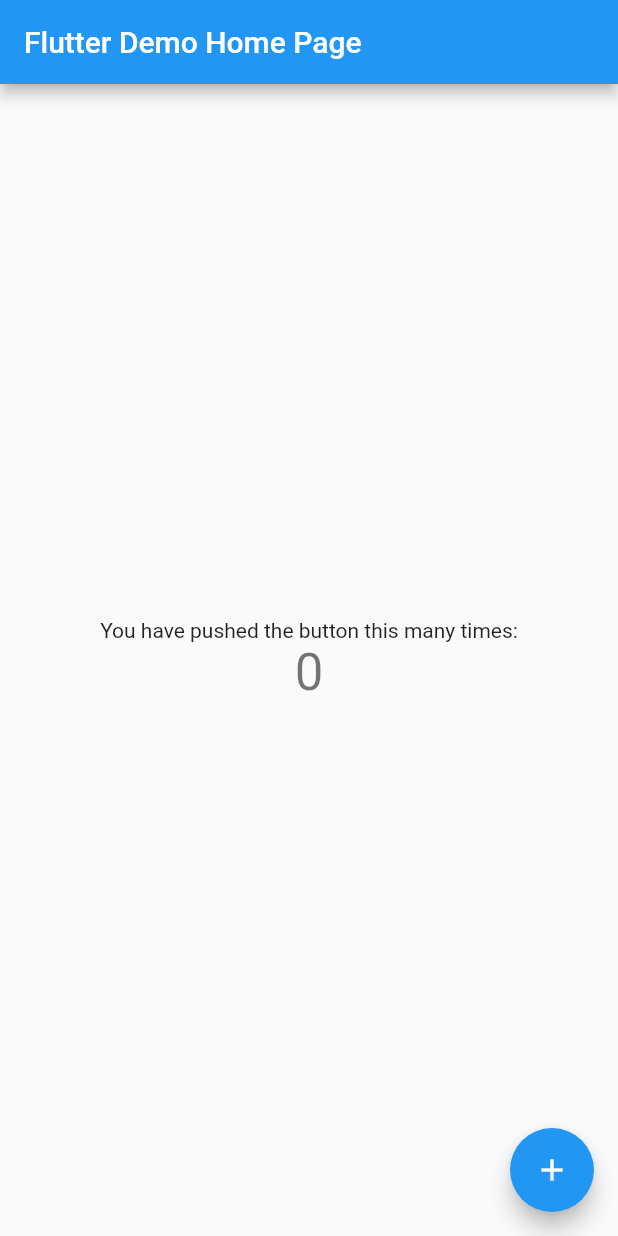
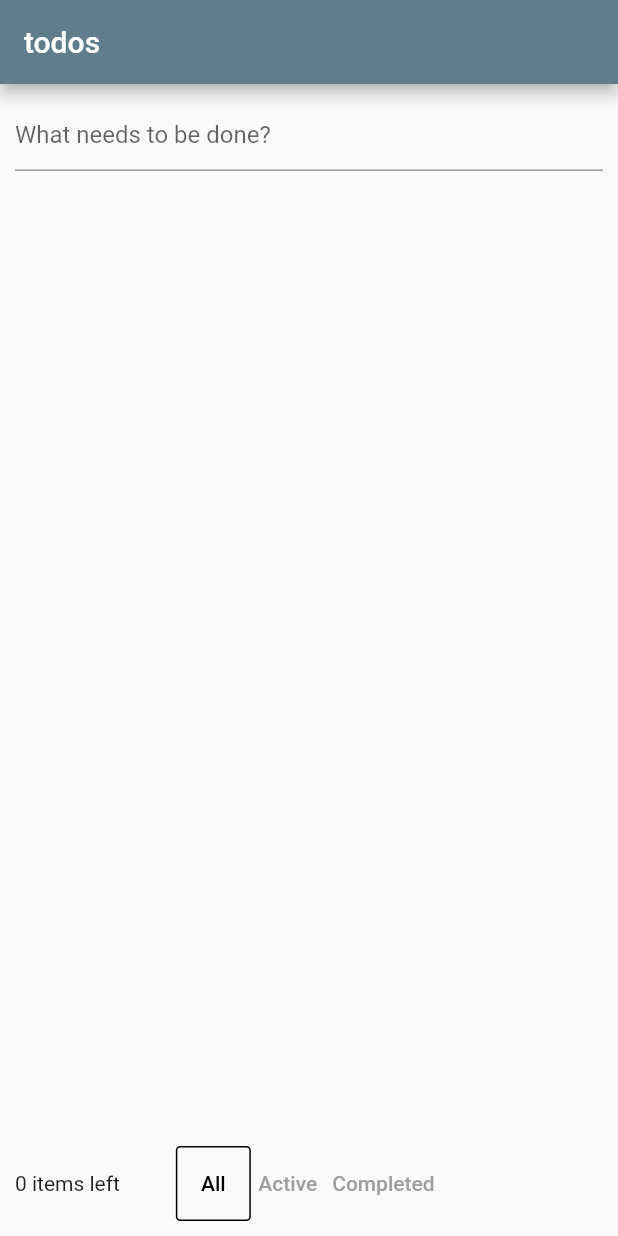
Before and after one commit to flutter-institute/todomvc, a Flutter app: the screen it shows after launch, on a phone screen of 412 x 824 dp. Run offline on Flutter 3.47's test engine with Material 2 defaults, Android fonts, the phone set to English and light mode, and no system bars; Roboto replaces fonts that are missing (Helvetica Neue).

Commit message:
Basic TodoMVC app plus tests

```diff
--- a/lib/main.dart
+++ b/lib/main.dart
@@ -1,109 +1,8 @@
+// Copyright (c) 2017, Brian Armstrong. All rights reserved. Use of this source code
+// is governed by a BSD-style license that can be found in the LICENSE file.
+
 import 'package:flutter/material.dart';
 
-void main() => runApp(new MyApp());
+import 'src/todo_app.dart';
 
-class MyApp extends StatelessWidget {
-  // This widget is the root of your application.
-  @override
-  Widget build(BuildContext context) {
-    return new MaterialApp(
-      title: 'Flutter Demo',
-      theme: new ThemeData(
-        // This is the theme of your application.
-        //
-        // Try running your application with "flutter run". You'll see the
-        // application has a blue toolbar. Then, without quitting the app, try
-        // changing the primarySwatch below to Colors.green and then invoke
-        // "hot reload" (press "r" in the console where you ran "flutter run",
-        // or press Run > Flutter Hot Reload in IntelliJ). Notice that the
-        // counter didn't reset back to zero; the application is not restarted.
-        primarySwatch: Colors.blue,
-      ),
-      home: new MyHomePage(title: 'Flutter Demo Home Page'),
-    );
-  }
-}
-
-class MyHomePage extends StatefulWidget {
-  MyHomePage({Key key, this.title}) : super(key: key);
-
-  // This widget is the home page of your application. It is stateful, meaning
-  // that it has a State object (defined below) that contains fields that affect
-  // how it looks.
-
-  // This class is the configuration for the state. It holds the values (in this
-  // case the title) provided by the parent (in this case the App widget) and
-  // used by the build method of the State. Fields in a Widget subclass are
-  // always marked "final".
-
-  final String title;
-
-  @override
-  _MyHomePageState createState() => new _MyHomePageState();
-}
-
-class _MyHomePageState extends State<MyHomePage> {
-  int _counter = 0;
-
-  void _incrementCounter() {
-    setState(() {
-      // This call to setState tells the Flutter framework that something has
-      // changed in this State, which causes it to rerun the build method below
-      // so that the display can reflect the updated values. If we changed
-      // _counter without calling setState(), then the build method would not be
-      // called again, and so nothing would appear to happen.
-      _counter++;
-    });
-  }
-
-  @override
-  Widget build(BuildContext context) {
-    // This method is rerun every time setState is called, for instance as done
-    // by the _incrementCounter method above.
-    //
-    // The Flutter framework has been optimized to make rerunning build methods
-    // fast, so that you can just rebuild anything that needs updating rather
-    // than having to individually change instances of widgets.
-    return new Scaffold(
-      appBar: new AppBar(
-        // Here we take the value from the MyHomePage object that was created by
-        // the App.build method, and use it to set our appbar title.
-        title: new Text(widget.title),
-      ),
-      body: new Center(
-        // Center is a layout widget. It takes a single child and positions it
-        // in the middle of the parent.
-        child: new Column(
-          // Column is also layout widget. It takes a list of children and
-          // arranges them vertically. By default, it sizes itself to fit its
-          // children horizontally, and tries to be as tall as its parent.
-          //
-          // Invoke "debug paint" (press "p" in the console where you ran
-          // "flutter run", or select "Toggle Debug Paint" from the Flutter tool
-          // window in IntelliJ) to see the wireframe for each widget.
-          //
-          // Column has various properties to control how it sizes itself and
-          // how it positions its children. Here we use mainAxisAlignment to
-          // center the children vertically; the main axis here is the vertical
-          // axis because Columns are vertical (the cross axis would be
-          // horizontal).
-          mainAxisAlignment: MainAxisAlignment.center,
-          children: <Widget>[
-            new Text(
-              'You have pushed the button this many times:',
-            ),
-            new Text(
-              '$_counter',
-              style: Theme.of(context).textTheme.display1,
-            ),
-          ],
-        ),
-      ),
-      floatingActionButton: new FloatingActionButton(
-        onPressed: _incrementCounter,
-        tooltip: 'Increment',
-        child: new Icon(Icons.add),
-      ), // This trailing comma makes auto-formatting nicer for build methods.
-    );
-  }
-}
+void main() => runApp(new TodoApp());
--- /dev/null
+++ b/lib/src/models/todo_item.dart
@@ -0,0 +1,20 @@
+// Copyright (c) 2017, Brian Armstrong. All rights reserved. Use of this source code
+// is governed by a BSD-style license that can be found in the LICENSE file.
+
+part of todomvc;
+
+/// A simple model for holding information about each of our items
+class TodoItem {
+  final String id;
+  String title;
+  bool completed;
+
+  TodoItem({
+    @required this.id,
+    @required this.title,
+    this.completed = false,
+  })
+      : assert(id != null && id.isNotEmpty),
+        assert(title != null && title.isNotEmpty),
+        assert(completed != null);
+}
--- /dev/null
+++ b/lib/src/pages/todo_list.dart
@@ -0,0 +1,171 @@
+// Copyright (c) 2017, Brian Armstrong. All rights reserved. Use of this source code
+// is governed by a BSD-style license that can be found in the LICENSE file.
+
+part of todomvc;
+
+/// The filter values for which kind of filter tasks we will show
+enum TypeFilter {
+  ALL,
+  ACTIVE,
+  COMPLETED,
+}
+
+
+class TodoList extends StatefulWidget {
+  @override
+  State<StatefulWidget> createState() => new TodoListState();
+}
+
+
+/// The bulk of the app's "smarts" are in this class
+class TodoListState extends State<TodoList> {
+  TypeFilter typeFilter;
+  List<TodoItem> todos;
+
+  @override
+  void initState() {
+    super.initState();
+    typeFilter = TypeFilter.ALL;
+    todos = [];
+  }
+
+  void setFilter(TypeFilter filter) {
+    setState(() {
+      this.typeFilter = filter;
+    });
+  }
+
+  Widget buildToggleButton(TypeFilter type, String text) {
+    final bool enabled = type == this.typeFilter;
+
+    Widget button = new MaterialButton(
+      key: new Key('filter-button-${text.toLowerCase()}'),
+      textColor: enabled ? Colors.black : Colors.grey,
+      child: new Text(text),
+      onPressed: () => setFilter(type),
+      padding: const EdgeInsets.symmetric(horizontal: 5.0),
+      minWidth: 0.0,
+    );
+
+    if (enabled) {
+      button = new Container(
+        decoration: new BoxDecoration(
+          border: new Border.all(),
+          borderRadius: new BorderRadius.circular(3.0),
+        ),
+        child: button,
+      );
+    }
+
+    return button;
+  }
+
+  @override
+  Widget build(BuildContext context) {
+    // Apply our filter. If no filter just copy list, otherwise check the completed status
+    // This is done at build time to simply our state and what we must keep track of
+    final bool onlyActive = this.typeFilter == TypeFilter.ACTIVE;
+    final List<TodoItem> visibleTodos = typeFilter == TypeFilter.ALL
+        ? todos
+        : todos.where((t) => t.completed != onlyActive).toList(growable: false);
+
+    // Number of remaining tasks to complete
+    final int remainingActive = todos
+        .where((t) => !t.completed)
+        .length;
+
+    final bool allCompleted = todos.isNotEmpty && remainingActive == 0;
+
+    return new Scaffold(
+      appBar: new AppBar(
+        title: new Text('todos'),
+      ),
+      body: new Column(
+        children: <Widget>[
+          new TodoHeaderWidget(
+            key: new Key('todo-header'),
+            showToggleAll: todos.length > 0,
+            toggleAllActive: allCompleted,
+            onChangeToggleAll: () {
+              this._toggleAll(!allCompleted);
+            },
+            onAddTodo: this._createTodo,
+          ),
+          new Expanded(
+            flex: 2,
+            child: new ListView.builder(
+              key: new Key('todo-list'),
+              itemCount: visibleTodos.length,
+              itemBuilder: _buildTodoItem(visibleTodos),
+            ),
+          ),
+        ],
+      ),
+      bottomNavigationBar: new Padding(
+        padding: const EdgeInsets.all(10.0),
+        child: new Stack(
+          fit: StackFit.loose,
+          alignment: AlignmentDirectional.centerStart,
+          children: <Widget>[
+            new Text('$remainingActive item${remainingActive == 1 ? '' : 's'} left'),
+            new Row(
+              mainAxisAlignment: MainAxisAlignment.center,
+              children: <Widget>[
+                buildToggleButton(TypeFilter.ALL, 'All'),
+                buildToggleButton(TypeFilter.ACTIVE, 'Active'),
+                buildToggleButton(TypeFilter.COMPLETED, 'Completed'),
+              ],
+            ),
+          ],
+        ),
+      ),
+    );
+  }
+
+  /// Method to create the widget builder for the todos that are passed in
+  /// This allows us to have a separate function, to keep the code clean, while still allowing us to calculate the
+  /// result of the filters are build-time.
+  IndexedWidgetBuilder _buildTodoItem(List<TodoItem> todos) {
+    return (BuildContext context, int idx) {
+      final TodoItem todo = todos[idx];
+      return new TodoWidget(
+        key: new Key('todo-${todo.id}'),
+        todo: todo,
+        onToggle: (completed) {
+          setState(() {
+            todo.completed = completed;
+          });
+        },
+        onTitleChanged: (newTitle) {
+          this._editTodo(todo, newTitle);
+        },
+        onDelete: () {
+          setState(() {
+            this.todos.removeWhere((t) => t.id == todo.id);
+          });
+        },
+      );
+    };
+  }
+
+  void _toggleAll(bool toggled) {
+    setState(() {
+      todos.forEach((t) => t.completed = toggled);
+    });
+  }
+
+  void _createTodo(String title) {
+    setState(() {
+      todos.add(new TodoItem(
+        id: todos.length.toString(),
+        title: title,
+      ));
+    });
+  }
+
+  void _editTodo(TodoItem todo, String newTitle) {
+    setState(() {
+      todo.title = newTitle;
+    });
+  }
+}
--- /dev/null
+++ b/lib/src/todo_app.dart
@@ -0,0 +1,26 @@
+// Copyright (c) 2017, Brian Armstrong. All rights reserved. Use of this source code
+// is governed by a BSD-style license that can be found in the LICENSE file.
+
+library todomvc;
+
+import 'package:flutter/material.dart';
+import 'package:meta/meta.dart';
+
+part 'pages/todo_list.dart';
+part 'models/todo_item.dart';
+part 'widgets/todo_header.dart';
+part 'widgets/todo_widget.dart';
+
+class TodoApp extends StatelessWidget {
+  @override
+  Widget build(BuildContext context) {
+    return new MaterialApp(
+      title: 'Flutter • TodoMVC',
+      theme: new ThemeData(
+        fontFamily: 'Helvetica Neue',
+        primarySwatch: Colors.blueGrey,
+      ),
+      home: new TodoList(),
+    );
+  }
+}
--- /dev/null
+++ b/lib/src/widgets/todo_header.dart
@@ -0,0 +1,73 @@
+// Copyright (c) 2017, Brian Armstrong. All rights reserved. Use of this source code
+// is governed by a BSD-style license that can be found in the LICENSE file.
+
+part of todomvc;
+
+/// The header widget for our main list page
+class TodoHeaderWidget extends StatelessWidget {
+  final TextEditingController _newTitleController = new TextEditingController();
+
+  /// The key to locate the internal text input
+  final Key textInputKey;
+
+  /// Whether we should show the toggle all icon button
+  final bool showToggleAll;
+
+  /// Whether the toggle all should be enabled
+  final bool toggleAllActive;
+
+  /// Callback for when toggle all is clicked
+  final VoidCallback onChangeToggleAll;
+
+  /// Callback for when a new task should be created
+  final ValueSetter<String> onAddTodo;
+
+  TodoHeaderWidget({
+    Key key,
+    this.textInputKey,
+    this.showToggleAll = false,
+    this.toggleAllActive = false,
+    this.onChangeToggleAll,
+    @required this.onAddTodo,
+  })
+      : assert(onAddTodo != null),
+        super(key: key);
+
+  @override
+  Widget build(BuildContext context) {
+    final List<Widget> children = <Widget>[];
+
+    // Only add the "Toggle All" icon if `showToggleAll` is true and we have a callback for it
+    if (this.showToggleAll && this.onChangeToggleAll != null) {
+      children.add(new IconButton(
+        icon: new Icon(
+          Icons.arrow_downward,
+          color: this.toggleAllActive ? Colors.black : Colors.grey,
+        ),
+        alignment: Alignment.bottomCenter,
+        onPressed: this.onChangeToggleAll,
+      ));
+    }
+
+    // Always add the input box
+    children.add(new Expanded(
+      flex: 2,
+      child: new TextField(
+        key: textInputKey,
+        controller: _newTitleController,
+        decoration: new InputDecoration(hintText: 'What needs to be done?'),
+        onSubmitted: (String value) {
+          // Notify that we're adding a new item, and clear the text field
+          this.onAddTodo(value);
+          _newTitleController.text = "";
+        },
+      ),
+    ));
+
+    return new Padding(
+      // If we have the toggle all box, left the icon be our left padding
+      padding: new EdgeInsets.fromLTRB(this.showToggleAll ? 0.0 : 10.0, 10.0, 10.0, 10.0),
+      child: new Row(children: children),
+    );
+  }
+}
```
Also changed, not shown: lib/src/widgets/todo_widget.dart (added, +92 -0 lines), 7 other files.
